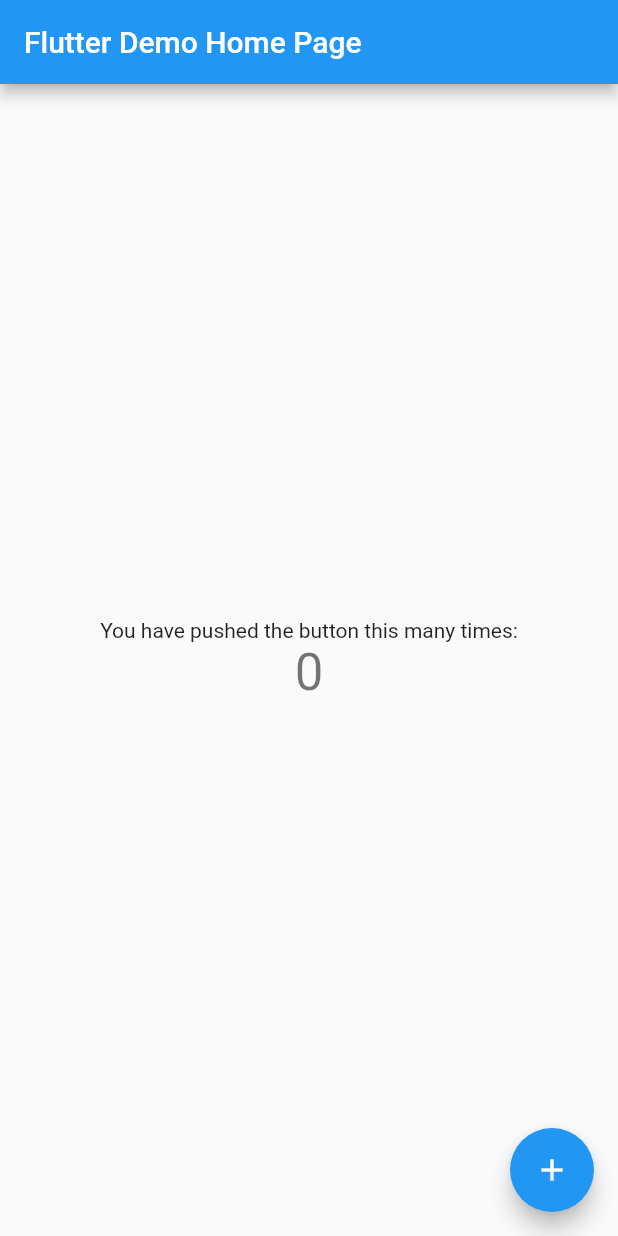
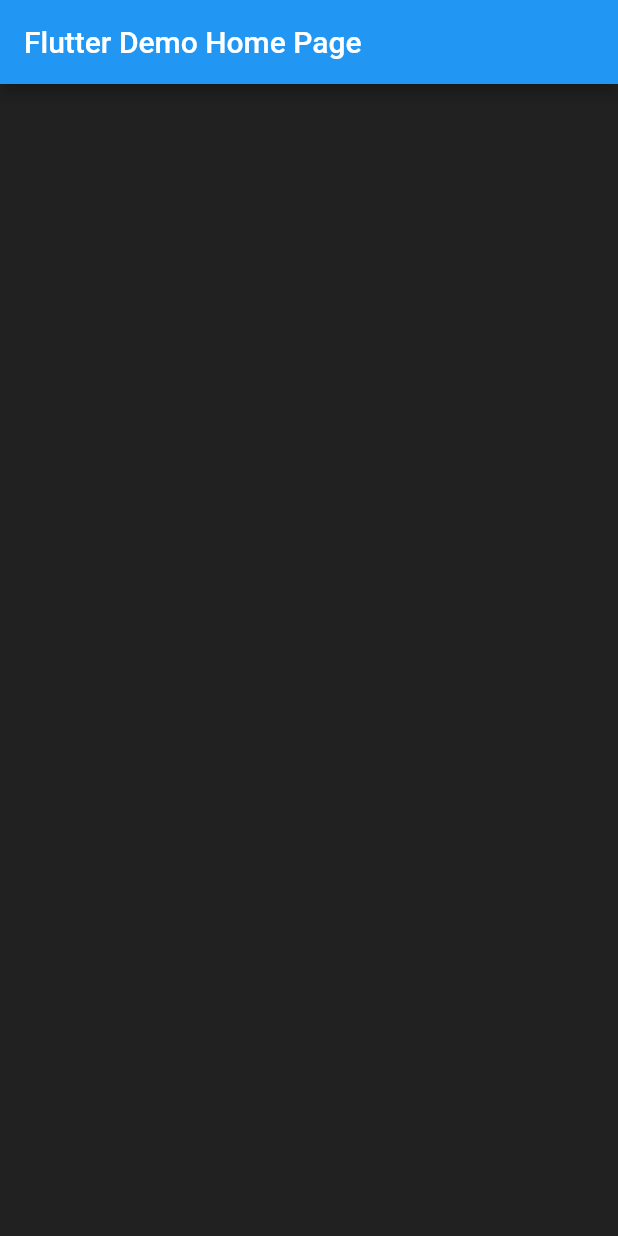
Before and after one commit to allefsousa/Flutter-Climate, a Flutter app: the screen it shows after launch, on a phone screen of 412 x 824 dp. Run offline on Flutter 3.47's test engine with Material 2 defaults, Android fonts, the phone set to English and light mode, and no system bars.

Commit message:
Iniciando layout

```diff
--- a/lib/main.dart
+++ b/lib/main.dart
@@ -66,46 +66,33 @@ class _MyHomePageState extends State<MyHomePage> {
     // fast, so that you can just rebuild anything that needs updating rather
     // than having to individually change instances of widgets.
     return Scaffold(
+      resizeToAvoidBottomInset: false,
+      backgroundColor: Colors.grey[900],
       appBar: AppBar(
         // Here we take the value from the MyHomePage object that was created by
         // the App.build method, and use it to set our appbar title.
         title: Text(widget.title),
       ),
-      body: Center(
-        // Center is a layout widget. It takes a single child and positions it
-        // in the middle of the parent.
-        child: Column(
-          // Column is also a layout widget. It takes a list of children and
-          // arranges them vertically. By default, it sizes itself to fit its
-          // children horizontally, and tries to be as tall as its parent.
-          //
-          // Invoke "debug painting" (press "p" in the console, choose the
-          // "Toggle Debug Paint" action from the Flutter Inspector in Android
-          // Studio, or the "Toggle Debug Paint" command in Visual Studio Code)
-          // to see the wireframe for each widget.
-          //
-          // Column has various properties to control how it sizes itself and
-          // how it positions its children. Here we use mainAxisAlignment to
-          // center the children vertically; the main axis here is the vertical
-          // axis because Columns are vertical (the cross axis would be
-          // horizontal).
-          mainAxisAlignment: MainAxisAlignment.center,
-          children: <Widget>[
-            Text(
-              'You have pushed the button this many times:',
-            ),
-            Text(
-              '$_counter',
-              style: Theme.of(context).textTheme.display1,
-            ),
-          ],
+      body: SearchPage()
+    );
+  }
+
+}
+class SearchPage extends StatelessWidget {
+  @override
+  Widget build(BuildContext context) {
+
+    return Column(
+      mainAxisAlignment: MainAxisAlignment.center,
+      crossAxisAlignment: CrossAxisAlignment.start,
+      children: <Widget>[
+        Center(
+
         ),
-      ),
-      floatingActionButton: FloatingActionButton(
-        onPressed: _incrementCounter,
-        tooltip: 'Increment',
-        child: Icon(Icons.add),
-      ), // This trailing comma makes auto-formatting nicer for build methods.
+        Container(
+
+        )
+      ],
     );
   }
 }
```
